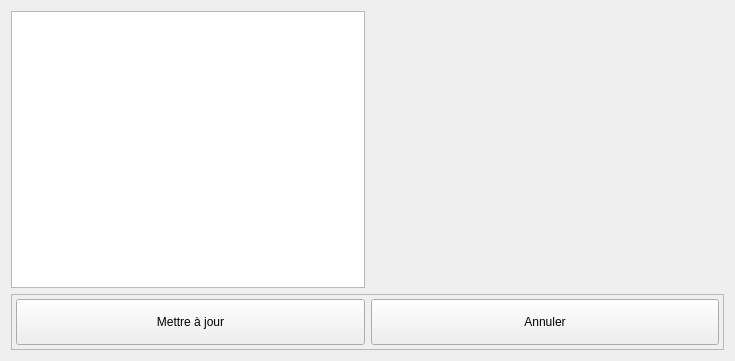
Above: client/src/services/DashboardsService/DashboardsConfigWidget.ui from introlab/openteraplus before the change. Below: the same form after it.
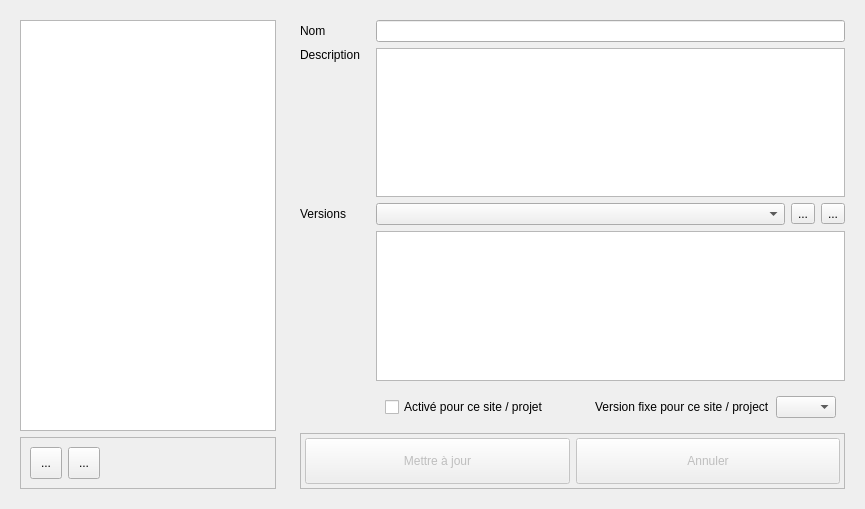
That is the form after the change. Icons and pictures are not drawn. Custom widgets are drawn as their Qt base class.

Commit message: Refs #94. Work in progress on the Dashboards config widget.

Patch:
```diff
--- a/client/src/services/DashboardsService/DashboardsConfigWidget.ui
+++ b/client/src/services/DashboardsService/DashboardsConfigWidget.ui
@@ -6,8 +6,8 @@
    <rect>
     <x>0</x>
     <y>0</y>
-    <width>735</width>
-    <height>361</height>
+    <width>865</width>
+    <height>509</height>
    </rect>
   </property>
   <property name="windowTitle">
@@ -16,17 +16,249 @@
   <layout class="QVBoxLayout" name="verticalLayout">
    <item>
     <layout class="QHBoxLayout" name="horizontalLayout">
+     <item alignment="Qt::AlignLeft">
+      <widget class="QFrame" name="frameDashboards">
+       <property name="sizePolicy">
+        <sizepolicy hsizetype="Maximum" vsizetype="Preferred">
+         <horstretch>0</horstretch>
+         <verstretch>0</verstretch>
+        </sizepolicy>
+       </property>
+       <layout class="QVBoxLayout" name="verticalLayout_2">
      <item>
-      <widget class="QListWidget" name="lstDashboards"/>
+         <widget class="QListWidget" name="lstDashboards">
+          <property name="iconSize">
+           <size>
+            <width>24</width>
+            <height>24</height>
+           </size>
+          </property>
+         </widget>
      </item>
      <item>
-      <widget class="TeraForm" name="wdgDashboardEditor" native="true">
+         <widget class="QFrame" name="frameDashboardButtons">
+          <property name="frameShape">
+           <enum>QFrame::StyledPanel</enum>
+          </property>
+          <property name="frameShadow">
+           <enum>QFrame::Raised</enum>
+          </property>
+          <layout class="QHBoxLayout" name="horizontalLayout_4">
+           <item>
+            <widget class="QToolButton" name="btnNewDashboard">
+             <property name="minimumSize">
+              <size>
+               <width>32</width>
+               <height>32</height>
+              </size>
+             </property>
+             <property name="cursor">
+              <cursorShape>PointingHandCursor</cursorShape>
+             </property>
+             <property name="text">
+              <string>...</string>
+             </property>
+             <property name="icon">
+              <iconset resource="../../../resources/TeraClient.qrc">
+               <normaloff>:/icons/new.png</normaloff>:/icons/new.png</iconset>
+             </property>
+             <property name="iconSize">
+              <size>
+               <width>24</width>
+               <height>24</height>
+              </size>
+             </property>
+            </widget>
+           </item>
+           <item>
+            <widget class="QToolButton" name="btnDeleteDashboard">
+             <property name="minimumSize">
+              <size>
+               <width>32</width>
+               <height>32</height>
+              </size>
+             </property>
+             <property name="cursor">
+              <cursorShape>PointingHandCursor</cursorShape>
+             </property>
+             <property name="text">
+              <string>...</string>
+             </property>
+             <property name="icon">
+              <iconset resource="../../../resources/TeraClient.qrc">
+               <normaloff>:/icons/delete_old.png</normaloff>:/icons/delete_old.png</iconset>
+             </property>
+             <property name="iconSize">
+              <size>
+               <width>24</width>
+               <height>24</height>
+              </size>
+             </property>
+            </widget>
+           </item>
+           <item>
+            <spacer name="horizontalSpacer">
+             <property name="orientation">
+              <enum>Qt::Horizontal</enum>
+             </property>
+             <property name="sizeHint" stdset="0">
+              <size>
+               <width>40</width>
+               <height>20</height>
+              </size>
+             </property>
+            </spacer>
+           </item>
+          </layout>
+         </widget>
+        </item>
+       </layout>
+      </widget>
+     </item>
+     <item>
+      <widget class="QFrame" name="frameEditor">
        <property name="sizePolicy">
         <sizepolicy hsizetype="MinimumExpanding" vsizetype="Preferred">
          <horstretch>0</horstretch>
          <verstretch>0</verstretch>
         </sizepolicy>
        </property>
+       <layout class="QVBoxLayout" name="verticalLayout_3">
+        <item>
+         <layout class="QGridLayout" name="gridLayout">
+          <item row="0" column="1">
+           <widget class="QLineEdit" name="txtName"/>
+          </item>
+          <item row="1" column="0">
+           <widget class="QLabel" name="lblDescription">
+            <property name="minimumSize">
+             <size>
+              <width>70</width>
+              <height>0</height>
+             </size>
+            </property>
+            <property name="text">
+             <string>Description</string>
+            </property>
+            <property name="alignment">
+             <set>Qt::AlignLeading|Qt::AlignLeft|Qt::AlignTop</set>
+            </property>
+           </widget>
+          </item>
+          <item row="0" column="0">
+           <widget class="QLabel" name="lblName">
+            <property name="text">
+             <string>Nom</string>
+            </property>
+           </widget>
+          </item>
+          <item row="2" column="0">
+           <widget class="QLabel" name="lblVersions">
+            <property name="sizePolicy">
+             <sizepolicy hsizetype="Maximum" vsizetype="Preferred">
+              <horstretch>0</horstretch>
+              <verstretch>0</verstretch>
+             </sizepolicy>
+            </property>
+            <property name="text">
+             <string>Versions</string>
+            </property>
+           </widget>
+          </item>
+          <item row="1" column="1">
+           <widget class="QTextEdit" name="txtDescription">
+            <property name="sizePolicy">
+             <sizepolicy hsizetype="Expanding" vsizetype="Maximum">
+              <horstretch>0</horstretch>
+              <verstretch>0</verstretch>
+             </sizepolicy>
+            </property>
+           </widget>
+          </item>
+          <item row="2" column="1">
+           <layout class="QHBoxLayout" name="horizontalLayout_2">
+            <item>
+             <widget class="QComboBox" name="cmbVersion"/>
+            </item>
+            <item>
+             <widget class="QToolButton" name="btnNewVersion">
+              <property name="cursor">
+               <cursorShape>PointingHandCursor</cursorShape>
+              </property>
+              <property name="text">
+               <string>...</string>
+              </property>
+              <property name="icon">
+               <iconset resource="../../../resources/TeraClient.qrc">
+                <normaloff>:/icons/new.png</normaloff>:/icons/new.png</iconset>
+              </property>
+              <property name="iconSize">
+               <size>
+                <width>24</width>
+                <height>24</height>
+               </size>
+              </property>
+             </widget>
+            </item>
+            <item>
+             <widget class="QToolButton" name="btnDeleteVersion">
+              <property name="cursor">
+               <cursorShape>PointingHandCursor</cursorShape>
+              </property>
+              <property name="text">
+               <string>...</string>
+              </property>
+              <property name="icon">
+               <iconset resource="../../../resources/TeraClient.qrc">
+                <normaloff>:/icons/delete_old.png</normaloff>:/icons/delete_old.png</iconset>
+              </property>
+              <property name="iconSize">
+               <size>
+                <width>24</width>
+                <height>24</height>
+               </size>
+              </property>
+             </widget>
+            </item>
+           </layout>
+          </item>
+          <item row="3" column="1">
+           <widget class="QTextEdit" name="txtDefinition"/>
+          </item>
+          <item row="4" column="1">
+           <widget class="QFrame" name="frameSpecific">
+            <layout class="QHBoxLayout" name="horizontalLayout_6">
+             <item>
+              <widget class="QCheckBox" name="chkEnabled">
+               <property name="text">
+                <string>Activé pour ce site / projet</string>
+               </property>
+              </widget>
+             </item>
+             <item>
+              <widget class="QLabel" name="lblFixedVersoin">
+               <property name="sizePolicy">
+                <sizepolicy hsizetype="Maximum" vsizetype="Preferred">
+                 <horstretch>0</horstretch>
+                 <verstretch>0</verstretch>
+                </sizepolicy>
+               </property>
+               <property name="text">
+                <string>Version fixe pour ce site / project</string>
+               </property>
+              </widget>
+             </item>
+             <item>
+              <widget class="QComboBox" name="cmbFixedVersion">
+               <property name="maximumSize">
+                <size>
+                 <width>60</width>
+                 <height>16777215</height>
+                </size>
+               </property>
+              </widget>
+             </item>
+            </layout>
       </widget>
      </item>
     </layout>
@@ -58,7 +290,7 @@
       <item>
        <widget class="QPushButton" name="btnSave">
         <property name="enabled">
-         <bool>true</bool>
+              <bool>false</bool>
         </property>
         <property name="minimumSize">
          <size>
@@ -87,7 +319,7 @@
       <item>
        <widget class="QPushButton" name="btnCancel">
         <property name="enabled">
-         <bool>true</bool>
+              <bool>false</bool>
         </property>
         <property name="minimumSize">
          <size>
@@ -118,14 +350,11 @@
    </item>
   </layout>
  </widget>
- <customwidgets>
-  <customwidget>
-   <class>TeraForm</class>
-   <extends>QWidget</extends>
-   <header>TeraForm.h</header>
-   <container>1</container>
-  </customwidget>
- </customwidgets>
+     </item>
+    </layout>
+   </item>
+  </layout>
+ </widget>
  <resources>
   <include location="../../../resources/TeraClient.qrc"/>
  </resources>
```
Lines whose indentation alone changed are shown as unchanged. The commit also changes 6 other files.
